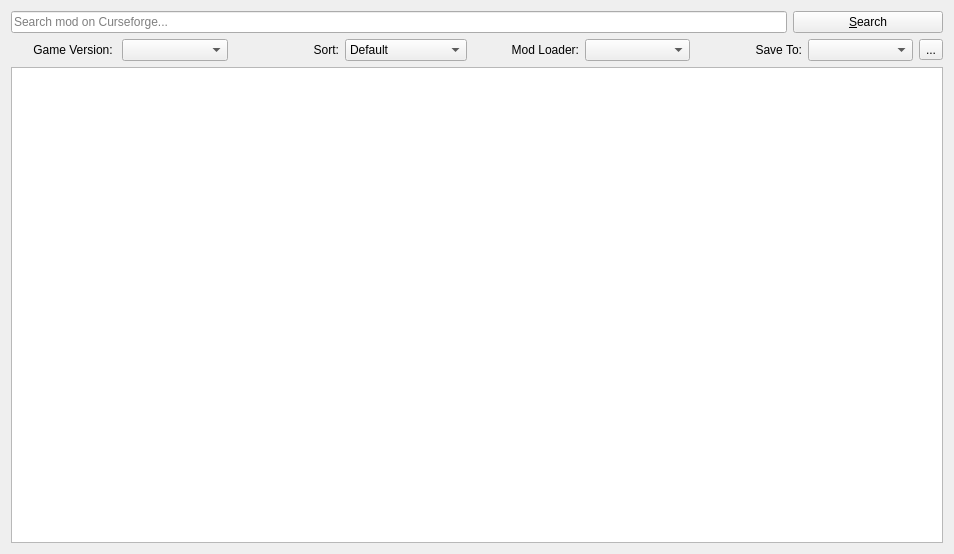
First picture: the form in src/ui/curseforge/curseforgemodbrowser.ui, repository kaniol-lck/modmanager, before the edit.
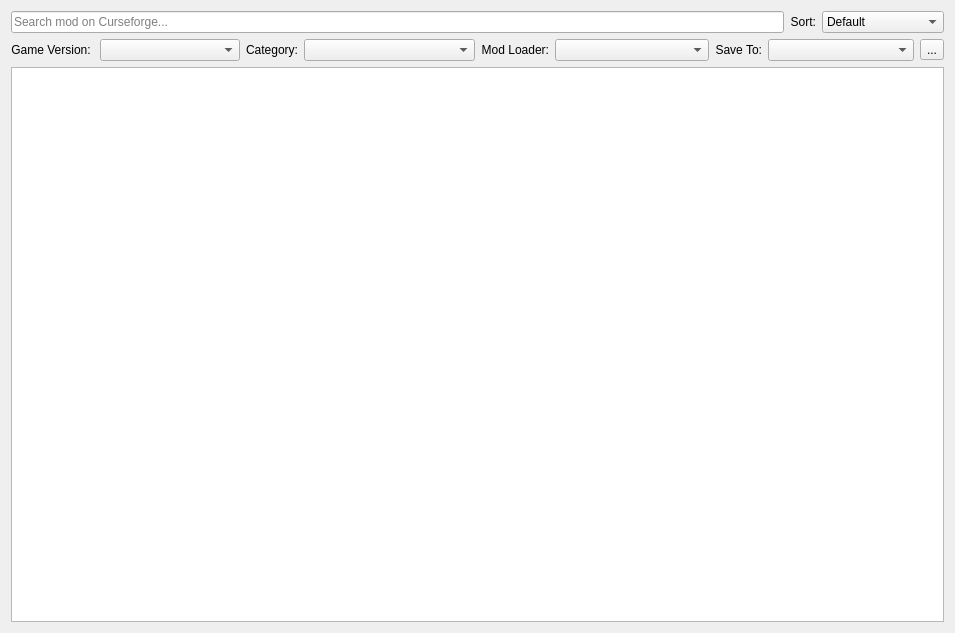
Second picture: the form after the edit. Icons and pictures are not drawn.

Diff of the .ui file:
```diff
--- a/src/ui/curseforge/curseforgemodbrowser.ui
+++ b/src/ui/curseforge/curseforgemodbrowser.ui
@@ -6,57 +6,24 @@
    <rect>
     <x>0</x>
     <y>0</y>
-    <width>954</width>
-    <height>554</height>
+    <width>955</width>
+    <height>633</height>
    </rect>
   </property>
   <property name="windowTitle">
    <string>Form</string>
   </property>
   <layout class="QGridLayout" name="gridLayout">
-   <item row="0" column="0">
-    <layout class="QHBoxLayout" name="horizontalLayout">
-     <item>
-      <widget class="QLineEdit" name="searchText">
-       <property name="placeholderText">
-        <string>Search mod on Curseforge...</string>
-       </property>
-       <property name="clearButtonEnabled">
-        <bool>true</bool>
-       </property>
-      </widget>
-     </item>
-     <item>
-      <widget class="QPushButton" name="searchButton">
-       <property name="sizePolicy">
-        <sizepolicy hsizetype="Fixed" vsizetype="Fixed">
-         <horstretch>0</horstretch>
-         <verstretch>0</verstretch>
-        </sizepolicy>
-       </property>
-       <property name="minimumSize">
-        <size>
-         <width>150</width>
-         <height>0</height>
-        </size>
-       </property>
-       <property name="maximumSize">
-        <size>
-         <width>150</width>
-         <height>16777215</height>
-        </size>
-       </property>
-       <property name="text">
-        <string>&amp;Search</string>
-       </property>
-      </widget>
-     </item>
-    </layout>
-   </item>
    <item row="1" column="0">
     <layout class="QHBoxLayout" name="horizontalLayout_2">
      <item>
       <widget class="QLabel" name="label">
+       <property name="sizePolicy">
+        <sizepolicy hsizetype="Minimum" vsizetype="Preferred">
+         <horstretch>0</horstretch>
+         <verstretch>0</verstretch>
+        </sizepolicy>
+       </property>
        <property name="text">
         <string>Game Version: </string>
        </property>
@@ -69,12 +36,29 @@
       </widget>
      </item>
      <item>
-      <widget class="QComboBox" name="versionSelect"/>
+      <widget class="QComboBox" name="versionSelect">
+       <property name="sizePolicy">
+        <sizepolicy hsizetype="Expanding" vsizetype="Fixed">
+         <horstretch>0</horstretch>
+         <verstretch>0</verstretch>
+        </sizepolicy>
+       </property>
+      </widget>
      </item>
+    </layout>
+   </item>
+   <item row="1" column="1">
+    <layout class="QHBoxLayout" name="horizontalLayout_3">
      <item>
-      <widget class="QLabel" name="label_2">
+      <widget class="QLabel" name="label_5">
+       <property name="sizePolicy">
+        <sizepolicy hsizetype="Minimum" vsizetype="Preferred">
+         <horstretch>0</horstretch>
+         <verstretch>0</verstretch>
+        </sizepolicy>
+       </property>
        <property name="text">
-        <string>Sort:</string>
+        <string>Category:</string>
        </property>
        <property name="alignment">
         <set>Qt::AlignRight|Qt::AlignTrailing|Qt::AlignVCenter</set>
@@ -85,41 +69,27 @@
       </widget>
      </item>
      <item>
-      <widget class="QComboBox" name="sortSelect">
-       <item>
-        <property name="text">
-         <string>Default</string>
-        </property>
-       </item>
-       <item>
-        <property name="text">
-         <string>Date Created</string>
-        </property>
-       </item>
-       <item>
-        <property name="text">
-         <string>Last Updated</string>
-        </property>
-       </item>
-       <item>
-        <property name="text">
-         <string>Name</string>
-        </property>
-       </item>
-       <item>
-        <property name="text">
-         <string>Popularity</string>
-        </property>
-       </item>
-       <item>
-        <property name="text">
-         <string>Total Downloads</string>
-        </property>
-       </item>
+      <widget class="QComboBox" name="categorySelect">
+       <property name="sizePolicy">
+        <sizepolicy hsizetype="Expanding" vsizetype="Fixed">
+         <horstretch>0</horstretch>
+         <verstretch>0</verstretch>
+        </sizepolicy>
+       </property>
       </widget>
      </item>
+    </layout>
+   </item>
+   <item row="1" column="2">
+    <layout class="QHBoxLayout" name="horizontalLayout_4">
      <item>
       <widget class="QLabel" name="label_3">
+       <property name="sizePolicy">
+        <sizepolicy hsizetype="Minimum" vsizetype="Preferred">
+         <horstretch>0</horstretch>
+         <verstretch>0</verstretch>
+        </sizepolicy>
+       </property>
        <property name="text">
         <string>Mod Loader:</string>
        </property>
@@ -129,10 +99,27 @@
       </widget>
      </item>
      <item>
-      <widget class="QComboBox" name="loaderSelect"/>
+      <widget class="QComboBox" name="loaderSelect">
+       <property name="sizePolicy">
+        <sizepolicy hsizetype="Expanding" vsizetype="Fixed">
+         <horstretch>0</horstretch>
+         <verstretch>0</verstretch>
+        </sizepolicy>
+       </property>
+      </widget>
      </item>
+    </layout>
+   </item>
+   <item row="1" column="3">
+    <layout class="QHBoxLayout" name="horizontalLayout_5">
      <item>
       <widget class="QLabel" name="label_4">
+       <property name="sizePolicy">
+        <sizepolicy hsizetype="Minimum" vsizetype="Preferred">
+         <horstretch>0</horstretch>
+         <verstretch>0</verstretch>
+        </sizepolicy>
+       </property>
        <property name="text">
         <string>Save To:</string>
        </property>
@@ -142,7 +129,14 @@
       </widget>
      </item>
      <item>
-      <widget class="QComboBox" name="downloadPathSelect"/>
+      <widget class="QComboBox" name="downloadPathSelect">
+       <property name="sizePolicy">
+        <sizepolicy hsizetype="Expanding" vsizetype="Fixed">
+         <horstretch>0</horstretch>
+         <verstretch>0</verstretch>
+        </sizepolicy>
+       </property>
+      </widget>
      </item>
      <item>
       <widget class="QToolButton" name="openFolderButton">
@@ -157,13 +151,74 @@
      </item>
     </layout>
    </item>
-   <item row="2" column="0">
+   <item row="2" column="0" colspan="4">
     <widget class="QListWidget" name="modListWidget">
      <property name="verticalScrollMode">
       <enum>QAbstractItemView::ScrollPerPixel</enum>
      </property>
     </widget>
    </item>
+   <item row="0" column="0" colspan="4">
+    <layout class="QHBoxLayout" name="horizontalLayout">
+     <item>
+      <widget class="QLineEdit" name="searchText">
+       <property name="placeholderText">
+        <string>Search mod on Curseforge...</string>
+       </property>
+       <property name="clearButtonEnabled">
+        <bool>true</bool>
+       </property>
+      </widget>
+     </item>
+     <item>
+      <widget class="QLabel" name="label_2">
+       <property name="text">
+        <string>Sort:</string>
+       </property>
+       <property name="alignment">
+        <set>Qt::AlignRight|Qt::AlignTrailing|Qt::AlignVCenter</set>
+       </property>
+       <property name="buddy">
+        <cstring>sortSelect</cstring>
+       </property>
+      </widget>
+     </item>
+     <item>
+      <widget class="QComboBox" name="sortSelect">
+       <item>
+        <property name="text">
+         <string>Default</string>
+        </property>
+       </item>
+       <item>
+        <property name="text">
+         <string>Date Created</string>
+        </property>
+       </item>
+       <item>
+        <property name="text">
+         <string>Last Updated</string>
+        </property>
+       </item>
+       <item>
+        <property name="text">
+         <string>Name</string>
+        </property>
+       </item>
+       <item>
+        <property name="text">
+         <string>Popularity</string>
+        </property>
+       </item>
+       <item>
+        <property name="text">
+         <string>Total Downloads</string>
+        </property>
+       </item>
+      </widget>
+     </item>
+    </layout>
+   </item>
   </layout>
  </widget>
  <resources/>
```
Left out of the diff: 22 changed lines with no effect on the pictures.
